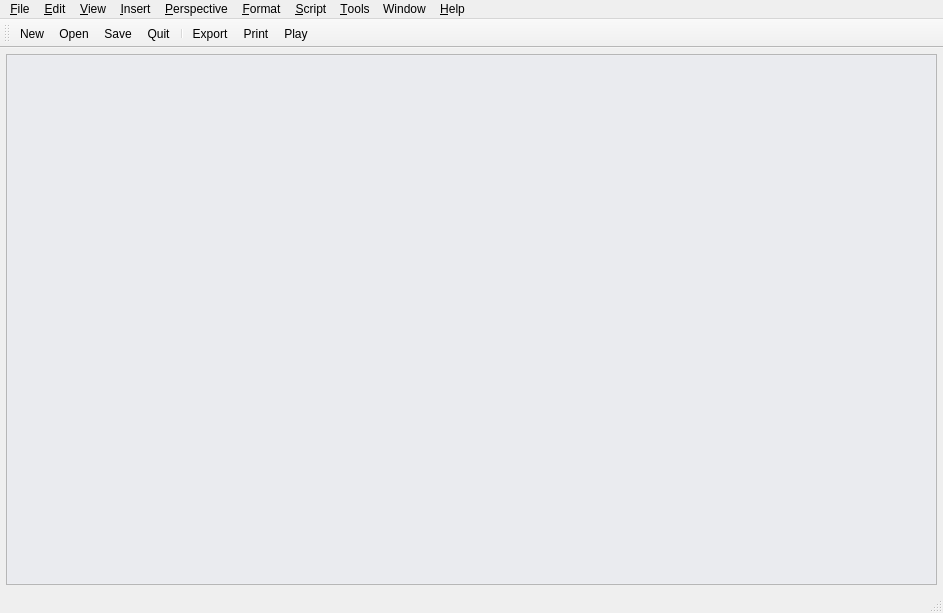
Before: the Qt Designer form branches/newgui/src/ui/mainwin.ui in canorusmusic/canorus, drawn with Qt 5.
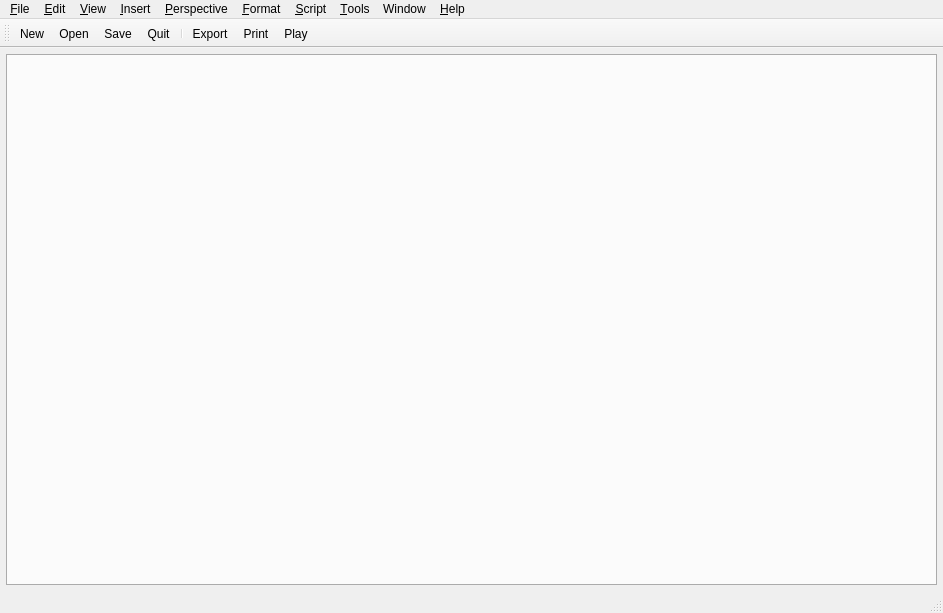
After: the same form once the commit is applied. Icons and pictures are not drawn.

Commit message: CAMainWin now only includes pointer to the document it represents - multiple main windows can share the document. Moved CAMainWin::_fileName to CADocument::_fileName. Moved MIDI from CAMainWin to CACanorus. Fixed saving, saving as the score.

Patch:
```diff
--- a/branches/newgui/src/ui/mainwin.ui
+++ b/branches/newgui/src/ui/mainwin.ui
@@ -37,474 +37,8 @@
         <verstretch>0</verstretch>
        </sizepolicy>
       </property>
-      <property name="palette" >
-       <palette>
-        <active>
-         <colorrole role="WindowText" >
-          <brush brushstyle="SolidPattern" >
-           <color alpha="255" >
-            <red>0</red>
-            <green>0</green>
-            <blue>0</blue>
-           </color>
-          </brush>
-         </colorrole>
-         <colorrole role="Button" >
-          <brush brushstyle="SolidPattern" >
-           <color alpha="255" >
-            <red>221</red>
-            <green>223</green>
-            <blue>228</blue>
-           </color>
-          </brush>
-         </colorrole>
-         <colorrole role="Light" >
-          <brush brushstyle="SolidPattern" >
-           <color alpha="255" >
-            <red>255</red>
-            <green>255</green>
-            <blue>255</blue>
-           </color>
-          </brush>
-         </colorrole>
-         <colorrole role="Midlight" >
-          <brush brushstyle="SolidPattern" >
-           <color alpha="255" >
-            <red>255</red>
-            <green>255</green>
-            <blue>255</blue>
-           </color>
-          </brush>
-         </colorrole>
-         <colorrole role="Dark" >
-          <brush brushstyle="SolidPattern" >
-           <color alpha="255" >
-            <red>85</red>
-            <green>85</green>
-            <blue>85</blue>
-           </color>
-          </brush>
-         </colorrole>
-         <colorrole role="Mid" >
-          <brush brushstyle="SolidPattern" >
-           <color alpha="255" >
-            <red>199</red>
-            <green>199</green>
-            <blue>199</blue>
-           </color>
-          </brush>
-         </colorrole>
-         <colorrole role="Text" >
-          <brush brushstyle="SolidPattern" >
-           <color alpha="255" >
-            <red>0</red>
-            <green>0</green>
-            <blue>0</blue>
-           </color>
-          </brush>
-         </colorrole>
-         <colorrole role="BrightText" >
-          <brush brushstyle="SolidPattern" >
-           <color alpha="255" >
-            <red>255</red>
-            <green>255</green>
-            <blue>255</blue>
-           </color>
-          </brush>
-         </colorrole>
-         <colorrole role="ButtonText" >
-          <brush brushstyle="SolidPattern" >
-           <color alpha="255" >
-            <red>0</red>
-            <green>0</green>
-            <blue>0</blue>
-           </color>
-          </brush>
-         </colorrole>
-         <colorrole role="Base" >
-          <brush brushstyle="SolidPattern" >
-           <color alpha="255" >
-            <red>255</red>
-            <green>255</green>
-            <blue>255</blue>
-           </color>
-          </brush>
-         </colorrole>
-         <colorrole role="Window" >
-          <brush brushstyle="SolidPattern" >
-           <color alpha="255" >
-            <red>255</red>
-            <green>255</green>
-            <blue>255</blue>
-           </color>
-          </brush>
-         </colorrole>
-         <colorrole role="Shadow" >
-          <brush brushstyle="SolidPattern" >
-           <color alpha="255" >
-            <red>0</red>
-            <green>0</green>
-            <blue>0</blue>
-           </color>
-          </brush>
-         </colorrole>
-         <colorrole role="Highlight" >
-          <brush brushstyle="SolidPattern" >
-           <color alpha="255" >
-            <red>103</red>
-            <green>141</green>
-            <blue>178</blue>
-           </color>
-          </brush>
-         </colorrole>
-         <colorrole role="HighlightedText" >
-          <brush brushstyle="SolidPattern" >
-           <color alpha="255" >
-            <red>255</red>
-            <green>255</green>
-            <blue>255</blue>
-           </color>
-          </brush>
-         </colorrole>
-         <colorrole role="Link" >
-          <brush brushstyle="SolidPattern" >
-           <color alpha="255" >
-            <red>0</red>
-            <green>0</green>
-            <blue>238</blue>
-           </color>
-          </brush>
-         </colorrole>
-         <colorrole role="LinkVisited" >
-          <brush brushstyle="SolidPattern" >
-           <color alpha="255" >
-            <red>82</red>
-            <green>24</green>
-            <blue>139</blue>
-           </color>
-          </brush>
-         </colorrole>
-         <colorrole role="AlternateBase" >
-          <brush brushstyle="SolidPattern" >
-           <color alpha="255" >
-            <red>255</red>
-            <green>255</green>
-            <blue>255</blue>
-           </color>
-          </brush>
-         </colorrole>
-        </active>
-        <inactive>
-         <colorrole role="WindowText" >
-          <brush brushstyle="SolidPattern" >
-           <color alpha="255" >
-            <red>0</red>
-            <green>0</green>
-            <blue>0</blue>
-           </color>
-          </brush>
-         </colorrole>
-         <colorrole role="Button" >
-          <brush brushstyle="SolidPattern" >
-           <color alpha="255" >
-            <red>221</red>
-            <green>223</green>
-            <blue>228</blue>
-           </color>
-          </brush>
-         </colorrole>
-         <colorrole role="Light" >
-          <brush brushstyle="SolidPattern" >
-           <color alpha="255" >
-            <red>255</red>
-            <green>255</green>
-            <blue>255</blue>
-           </color>
-          </brush>
-         </colorrole>
-         <colorrole role="Midlight" >
-          <brush brushstyle="SolidPattern" >
-           <color alpha="255" >
-            <red>255</red>
-            <green>255</green>
-            <blue>255</blue>
-           </color>
-          </brush>
-         </colorrole>
-         <colorrole role="Dark" >
-          <brush brushstyle="SolidPattern" >
-           <color alpha="255" >
-            <red>85</red>
-            <green>85</green>
-            <blue>85</blue>
-           </color>
-          </brush>
-         </colorrole>
-         <colorrole role="Mid" >
-          <brush brushstyle="SolidPattern" >
-           <color alpha="255" >
-            <red>199</red>
-            <green>199</green>
-            <blue>199</blue>
-           </color>
-          </brush>
-         </colorrole>
-         <colorrole role="Text" >
-          <brush brushstyle="SolidPattern" >
-           <color alpha="255" >
-            <red>0</red>
-            <green>0</green>
-            <blue>0</blue>
-           </color>
-          </brush>
-         </colorrole>
-         <colorrole role="BrightText" >
-          <brush brushstyle="SolidPattern" >
-           <color alpha="255" >
-            <red>255</red>
-            <green>255</green>
-            <blue>255</blue>
-           </color>
-          </brush>
-         </colorrole>
-         <colorrole role="ButtonText" >
-          <brush brushstyle="SolidPattern" >
-           <color alpha="255" >
-            <red>0</red>
-            <green>0</green>
-            <blue>0</blue>
-           </color>
-          </brush>
-         </colorrole>
-         <colorrole role="Base" >
-          <brush brushstyle="SolidPattern" >
-           <color alpha="255" >
-            <red>255</red>
-            <green>255</green>
-            <blue>255</blue>
-           </color>
-          </brush>
-         </colorrole>
-         <colorrole role="Window" >
-          <brush brushstyle="SolidPattern" >
-           <color alpha="255" >
-            <red>255</red>
-            <green>255</green>
-            <blue>255</blue>
-           </color>
-          </brush>
-         </colorrole>
-         <colorrole role="Shadow" >
-          <brush brushstyle="SolidPattern" >
-           <color alpha="255" >
-            <red>0</red>
-            <green>0</green>
-            <blue>0</blue>
-           </color>
-          </brush>
-         </colorrole>
-         <colorrole role="Highlight" >
-          <brush brushstyle="SolidPattern" >
-           <color alpha="255" >
-            <red>103</red>
-            <green>141</green>
-            <blue>178</blue>
-           </color>
-          </brush>
-         </colorrole>
-         <colorrole role="HighlightedText" >
-          <brush brushstyle="SolidPattern" >
-           <color alpha="255" >
-            <red>255</red>
-            <green>255</green>
-            <blue>255</blue>
-           </color>
-          </brush>
-         </colorrole>
-         <colorrole role="Link" >
-          <brush brushstyle="SolidPattern" >
-           <color alpha="255" >
-            <red>0</red>
-            <green>0</green>
-            <blue>238</blue>
-           </color>
-          </brush>
-         </colorrole>
-         <colorrole role="LinkVisited" >
-          <brush brushstyle="SolidPattern" >
-           <color alpha="255" >
-            <red>82</red>
-            <green>24</green>
-            <blue>139</blue>
-           </color>
-          </brush>
-         </colorrole>
-         <colorrole role="AlternateBase" >
-          <brush brushstyle="SolidPattern" >
-           <color alpha="255" >
-            <red>255</red>
-            <green>255</green>
-            <blue>255</blue>
-           </color>
-          </brush>
-         </colorrole>
-        </inactive>
-        <disabled>
-         <colorrole role="WindowText" >
-          <brush brushstyle="SolidPattern" >
-           <color alpha="255" >
-            <red>128</red>
-            <green>128</green>
-            <blue>128</blue>
-           </color>
-          </brush>
-         </colorrole>
-         <colorrole role="Button" >
-          <brush brushstyle="SolidPattern" >
-           <color alpha="255" >
-            <red>221</red>
-            <green>223</green>
-            <blue>228</blue>
-           </color>
-          </brush>
-         </colorrole>
-         <colorrole role="Light" >
-          <brush brushstyle="SolidPattern" >
-           <color alpha="255" >
-            <red>255</red>
-            <green>255</green>
-            <blue>255</blue>
-           </color>
-          </brush>
-         </colorrole>
-         <colorrole role="Midlight" >
-          <brush brushstyle="SolidPattern" >
-           <color alpha="255" >
-            <red>255</red>
-            <green>255</green>
-            <blue>255</blue>
-           </color>
-          </brush>
-         </colorrole>
-         <colorrole role="Dark" >
-          <brush brushstyle="SolidPattern" >
-           <color alpha="255" >
-            <red>85</red>
-            <green>85</green>
-            <blue>85</blue>
-           </color>
-          </brush>
-         </colorrole>
-         <colorrole role="Mid" >
-          <brush brushstyle="SolidPattern" >
-           <color alpha="255" >
-            <red>199</red>
-            <green>199</green>
-            <blue>199</blue>
-           </color>
-          </brush>
-         </colorrole>
-         <colorrole role="Text" >
-          <brush brushstyle="SolidPattern" >
-           <color alpha="255" >
-            <red>199</red>
-            <green>199</green>
-            <blue>199</blue>
-           </color>
-          </brush>
-         </colorrole>
-         <colorrole role="BrightText" >
-          <brush brushstyle="SolidPattern" >
-           <color alpha="255" >
-            <red>255</red>
-            <green>255</green>
-            <blue>255</blue>
-           </color>
-          </brush>
-         </colorrole>
-         <colorrole role="ButtonText" >
-          <brush brushstyle="SolidPattern" >
-           <color alpha="255" >
-            <red>128</red>
-            <green>128</green>
-            <blue>128</blue>
-           </color>
-          </brush>
-         </colorrole>
-         <colorrole role="Base" >
-          <brush brushstyle="SolidPattern" >
-           <color alpha="255" >
-            <red>255</red>
-            <green>255</green>
-            <blue>255</blue>
-           </color>
-          </brush>
-         </colorrole>
-         <colorrole role="Window" >
-          <brush brushstyle="SolidPattern" >
-           <color alpha="255" >
-            <red>255</red>
-            <green>255</green>
-            <blue>255</blue>
-           </color>
-          </brush>
-         </colorrole>
-         <colorrole role="Shadow" >
-          <brush brushstyle="SolidPattern" >
-           <color alpha="255" >
-            <red>0</red>
-            <green>0</green>
-            <blue>0</blue>
-           </color>
-          </brush>
-         </colorrole>
-         <colorrole role="Highlight" >
-          <brush brushstyle="SolidPattern" >
-           <color alpha="255" >
-            <red>86</red>
-            <green>117</green>
-            <blue>148</blue>
-           </color>
-          </brush>
-         </colorrole>
-         <colorrole role="HighlightedText" >
-          <brush brushstyle="SolidPattern" >
-           <color alpha="255" >
-            <red>255</red>
-            <green>255</green>
-            <blue>255</blue>
-           </color>
-          </brush>
-         </colorrole>
-         <colorrole role="Link" >
-          <brush brushstyle="SolidPattern" >
-           <color alpha="255" >
-            <red>0</red>
-            <green>0</green>
-            <blue>238</blue>
-           </color>
-          </brush>
-         </colorrole>
-         <colorrole role="LinkVisited" >
-          <brush brushstyle="SolidPattern" >
-           <color alpha="255" >
-            <red>82</red>
-            <green>24</green>
-            <blue>139</blue>
-           </color>
-          </brush>
-         </colorrole>
-         <colorrole role="AlternateBase" >
-          <brush brushstyle="SolidPattern" >
-           <color alpha="255" >
-            <red>255</red>
-            <green>255</green>
-            <blue>255</blue>
-           </color>
-          </brush>
-         </colorrole>
-        </disabled>
-       </palette>
+      <property name="autoFillBackground" >
+       <bool>false</bool>
       </property>
       <property name="tabPosition" >
        <enum>QTabWidget::South</enum>
```
The commit also changes 11 other files.
